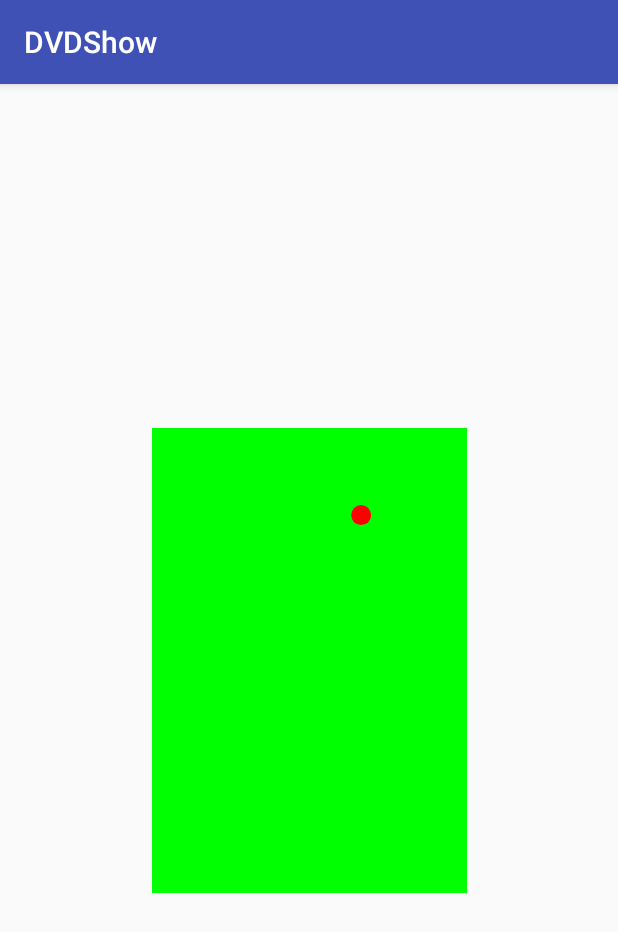
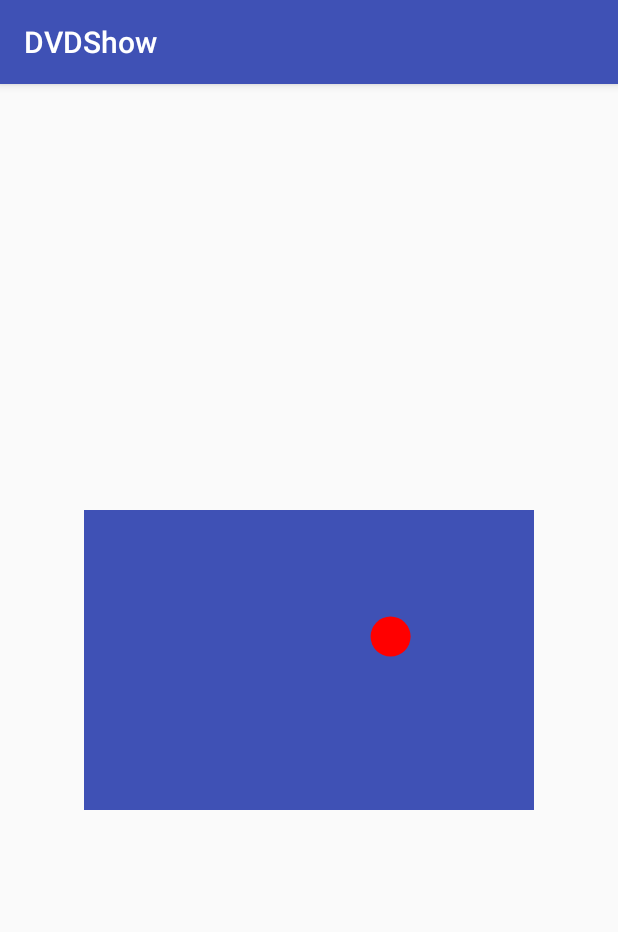
Before and after one commit to lovejjfg/DVDShow, an Android app: the screen it shows after launch (MainActivity), on a phone screen of 412 x 824 dp. Shown: the top 932 px of the screen. Run offline under Robolectric (Android 15) with nearby library versions, the phone set to English and light mode, and no system bars.

```diff
--- a/app/src/main/java/com/lovejjfg/dvdshow/DVDView.kt
+++ b/app/src/main/java/com/lovejjfg/dvdshow/DVDView.kt
@@ -11,6 +11,7 @@ import android.graphics.RectF
 import android.util.AttributeSet
 import android.util.Log
 import android.view.View
+import android.view.animation.LinearInterpolator
 
 /**
  * Created by joe on 2018/12/22.
@@ -21,7 +22,7 @@ class DVDView @JvmOverloads constructor(
 ) : View(context, attrs, defStyleAttr) {
     private val paint: Paint = Paint(Paint.ANTI_ALIAS_FLAG)
     private val rectF = RectF()
-    private var startAngle = (Math.PI * 2 / 3)
+    private var startAngle = (Math.PI * 3 / 4)
     private val startSide = 0
     private val path = Path()
     private val pathMeasure = PathMeasure()
@@ -33,11 +34,14 @@ class DVDView @JvmOverloads constructor(
     private var currentY = 0f
     private var tanValue = 1f
     private var needRevert = false
+    private var maxLength = 0.toDouble()
+    private val maxDuration: Long = 2000
+    private var radius = 20f
 
     init {
         paint.color = Color.RED
         paint.style = Paint.Style.FILL
-        animator.duration = 3000
+        animator.interpolator = LinearInterpolator()
         animator.addUpdateListener {
             val value = it.animatedValue as Float
             pathMeasure.getPosTan(value, floatArray, tanFloatArray)
@@ -48,6 +52,9 @@ class DVDView @JvmOverloads constructor(
 //            println("计算角度：：：π/${Math.PI / tanAngle}")
             if (tanValue > 1.74) {
                 throw IllegalStateException("参数不对了：$tanValue")
+            }
+            if (tanValue.isNaN()) {
+                throw IllegalStateException("参数不对了：y:${tanFloatArray[1]}  x:${tanFloatArray[0]}")
             }
 //            Log.e("calculate", "角度：tanValue:$tanValue")
             reCalculate = it.animatedFraction == 1f
@@ -61,22 +68,25 @@ class DVDView @JvmOverloads constructor(
         }
         postDelayed({
             currentX = 0f
-            currentY = rectF.height() * .6f
+            currentY = rectF.height() * .4f
             tanValue = Math.abs(Math.tan(startAngle).toFloat())
+            maxLength = Math.sqrt(rectF.width() * rectF.width().toDouble() + rectF.height() * rectF.height().toDouble())
 
             calculate()
         }, 1000)
     }
 
     override fun onLayout(changed: Boolean, left: Int, top: Int, right: Int, bottom: Int) {
-        if (changed) rectF.set(left.toFloat(), top.toFloat(), right.toFloat(), bottom.toFloat())
+        if (changed) rectF.set(
+            left.toFloat(), top.toFloat(), right.toFloat(), bottom.toFloat()
+        )
     }
 
     override fun onDraw(canvas: Canvas) {
         if (reCalculate) {
             calculate()
         }
-        canvas.drawCircle(floatArray[0], floatArray[1], 10F, paint)
+        canvas.drawCircle(floatArray[0], floatArray[1], radius, paint)
     }
 
     private fun calculate() {
@@ -107,7 +117,10 @@ class DVDView @JvmOverloads constructor(
             }
         }
         pathMeasure.setPath(path, false)
-        animator.setFloatValues(0F, pathMeasure.length)
+
+        val length = pathMeasure.length
+        animator.duration = (length / maxLength * maxDuration).toLong()
+        animator.setFloatValues(0F, length)
         animator.start()
     }
 
@@ -157,15 +170,16 @@ class DVDView @JvmOverloads constructor(
             //todo
             var resultX = rectF.width()
             val dx = resultX - currentX
-            val resultY = rectF.height() - dx * tanValue
-            if (resultY < 0) {
+            val resultY = dx * tanValue
+            val dy = resultY - rectF.height()
+            if (dy > 0) {
                 Log.e("calculate", " handRevertUp 上升:越界情况")
                 resultX = rectF.height() / tanValue
-                path.lineTo(resultX - (-resultY / tanValue), rectF.height())
+                path.lineTo(currentX + resultX, 0f)
                 needRevert = false
             } else {
                 Log.e("calculate", " handRevertUp 上升:正常情况")
-                path.lineTo(resultX, resultY)
+                path.lineTo(rectF.width(), -dy)
                 needRevert = true
             }
         }
--- a/app/src/main/res/layout/activity_main.xml
+++ b/app/src/main/res/layout/activity_main.xml
@@ -9,19 +9,12 @@
     android:clipToPadding="false"
     tools:context=".MainActivity">
 
-    <View
-        android:layout_width="210dp"
-        android:layout_height="310dp"
-        android:background="#0f0"
-        app:layout_constraintBottom_toBottomOf="parent"
-        app:layout_constraintLeft_toLeftOf="parent"
-        app:layout_constraintRight_toRightOf="parent"
-        app:layout_constraintTop_toTopOf="parent"
-        />
         <!--android:layout_height="346.4dp"-->
     <com.lovejjfg.dvdshow.DVDView
-        android:layout_width="200dp"
-        android:layout_height="300dp"
+        android:layout_width="300dp"
+        android:layout_height="200dp"
+        android:background="@color/colorPrimary"
+
         app:layout_constraintBottom_toBottomOf="parent"
         app:layout_constraintLeft_toLeftOf="parent"
         app:layout_constraintRight_toRightOf="parent"
```
